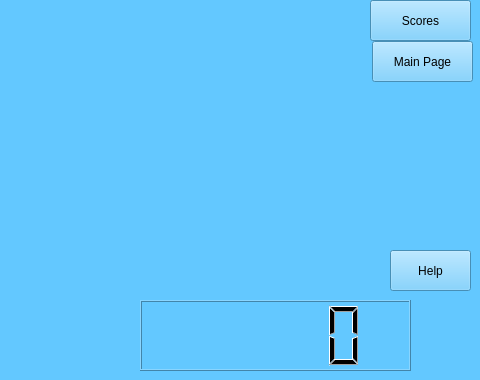
Above: levelmodewindow.ui from hero919/ImagesMatching before the change; both pictures show x 320 to 800 and y 220 to 600 of the 800 by 600 pixel window. Below: the same form after it.
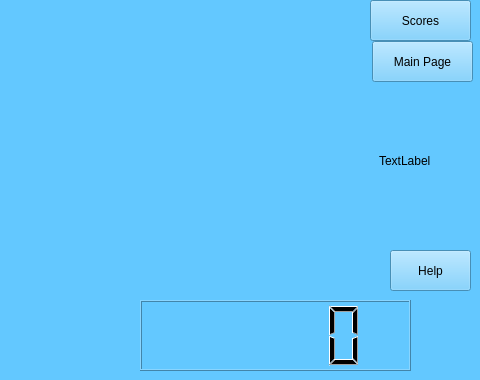
That is the form after the change.

Commit message: Add level label

The edit to the form file:
```diff
--- a/levelmodewindow.ui
+++ b/levelmodewindow.ui
@@ -176,6 +176,19 @@
      <string>TextLabel</string>
     </property>
    </widget>
+   <widget class="QLabel" name="ShowLevels">
+    <property name="geometry">
+     <rect>
+      <x>699</x>
+      <y>315</y>
+      <width>81</width>
+      <height>131</height>
+     </rect>
+    </property>
+    <property name="text">
+     <string>TextLabel</string>
+    </property>
+   </widget>
   </widget>
  </widget>
  <resources/>
```
The commit also changes 2 other files.
